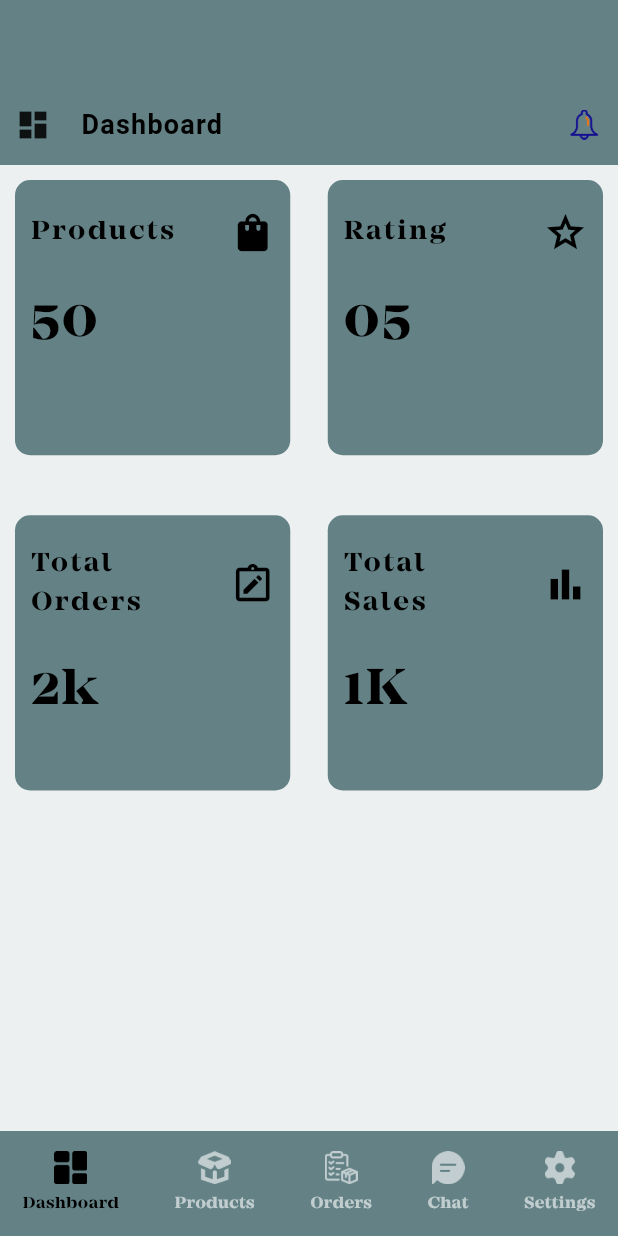
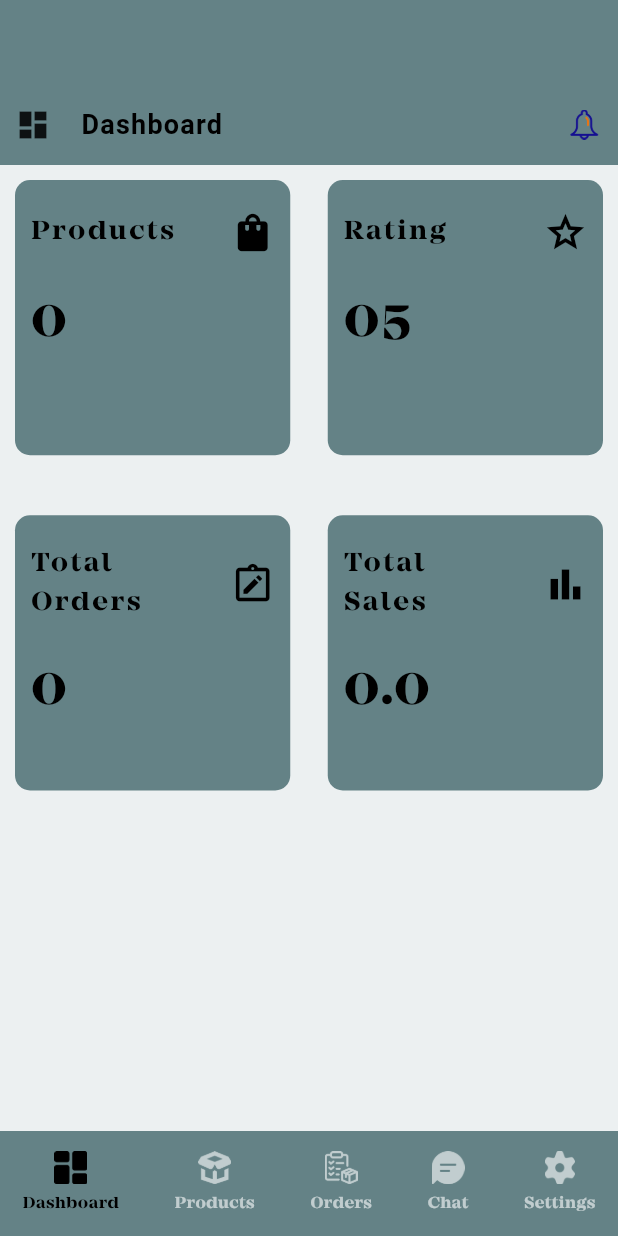
Before and after one commit to ihsankhan-752/SmartMart-Supplier-Side, a Flutter app: the CustomNavBar screen opened directly, on a phone screen of 412 x 824 dp. Run offline on Flutter 3.47's test engine with Material 3 defaults, Android fonts, the phone set to English and light mode, and no system bars; our stand-ins replace cloud_firestore, firebase_auth, firebase_core, firebase_messaging, firebase_storage, flutter_easyloading and 8 more; accounts and stored records are empty; Roboto replaces fonts that are missing (Acme).

Commit message:
Dashboard Done

```diff
--- a/lib/screens/custom_navbar/dashboard/dashboard.dart
+++ b/lib/screens/custom_navbar/dashboard/dashboard.dart
@@ -1,3 +1,5 @@
+import 'package:cloud_firestore/cloud_firestore.dart';
+import 'package:firebase_auth/firebase_auth.dart';
 import 'package:flutter/material.dart';
 import 'package:get/get.dart';
 import 'package:smart_mart_supplier_side/screens/custom_navbar/dashboard/widget/dashboard_screen_card.dart';
@@ -9,8 +11,48 @@ import '../orders/orders.dart';
 import '../widgets/custom_appbar_header.dart';
 import 'notification/notification_screen.dart';
 
-class Dashboard extends StatelessWidget {
+class Dashboard extends StatefulWidget {
   const Dashboard({Key? key}) : super(key: key);
+
+  @override
+  State<Dashboard> createState() => _DashboardState();
+}
+
+class _DashboardState extends State<Dashboard> {
+  int _totalProducts = 0;
+  int _totalOrders = 0;
+  double _totalSales = 0.0;
+
+  _getDashboardInformation() async {
+    QuerySnapshot snap = await FirebaseFirestore.instance
+        .collection('products')
+        .where('sellerId', isEqualTo: FirebaseAuth.instance.currentUser!.uid)
+        .get();
+    QuerySnapshot orderSnap = await FirebaseFirestore.instance
+        .collection('orders')
+        .where('sellerId', isEqualTo: FirebaseAuth.instance.currentUser!.uid)
+        .get();
+
+    QuerySnapshot salesSnap = await FirebaseFirestore.instance
+        .collection('orders')
+        .where('sellerId', isEqualTo: FirebaseAuth.instance.currentUser!.uid)
+        .where('orderStatus', isEqualTo: 'deliver')
+        .get();
+    for (var total in salesSnap.docs) {
+      _totalSales += total['orderPrice'];
+    }
+
+    _totalProducts = snap.docs.length;
+    _totalOrders = orderSnap.docs.length;
+    setState(() {});
+  }
+
+  @override
+  void initState() {
+    _getDashboardInformation();
+
+    super.initState();
+  }
 
   @override
   Widget build(BuildContext context) {
@@ -44,7 +86,7 @@ class Dashboard extends StatelessWidget {
                 },
                 icon: Icons.shopping_bag,
                 title: "Products",
-                quantity: "50",
+                quantity: _totalProducts.toString(),
               ),
               DashBoardScreenCard(
                 icon: Icons.grade_outlined,
@@ -58,12 +100,12 @@ class Dashboard extends StatelessWidget {
                 icon: Icons.note_alt_outlined,
                 onPressed: () {},
                 title: "Total\nOrders",
-                quantity: "2k",
+                quantity: _totalOrders.toString(),
               ),
               DashBoardScreenCard(
                 onPressed: () {},
                 title: "Total\nSales",
-                quantity: "1K",
+                quantity: _totalSales.toStringAsFixed(1),
                 icon: Icons.bar_chart,
               ),
             ],
--- a/lib/screens/custom_navbar/orders/order_detail_page.dart
+++ b/lib/screens/custom_navbar/orders/order_detail_page.dart
@@ -71,6 +71,7 @@ class _OrderDetailScreenState extends State<OrderDetailScreen> {
                                     orderId: widget.orderModel.orderId!,
                                     orderStatus: 'shipment',
                                     customerId: widget.orderModel.customerId!,
+                                    notificationBody: "Your Order is Ready for Shipment",
                                   );
                                 } else if (widget.orderModel.orderStatus == 'shipment') {
                                   OrderServices.updateOrderStatus(
@@ -78,6 +79,7 @@ class _OrderDetailScreenState extends State<OrderDetailScreen> {
                                     orderId: widget.orderModel.orderId!,
                                     orderStatus: 'deliver',
                                     customerId: widget.orderModel.customerId!,
+                                    notificationBody: "Your Order is Deliver on your address please pick",
                                   );
                                 } else {
                                   showCustomMessage(context, "Order Delivered");
@@ -112,6 +114,7 @@ class _OrderDetailScreenState extends State<OrderDetailScreen> {
                                   orderId: widget.orderModel.orderId!,
                                   orderStatus: 'cancel',
                                   customerId: widget.orderModel.customerId!,
+                                  notificationBody: "We Cancel your order Sorry",
                                 );
                               },
                               height: 50,
```
Also changed, not shown: lib/screens/custom_navbar/dashboard/notification/notification_screen.dart (+35 -2 lines), lib/services/order_services.dart (+14 -1 lines).
